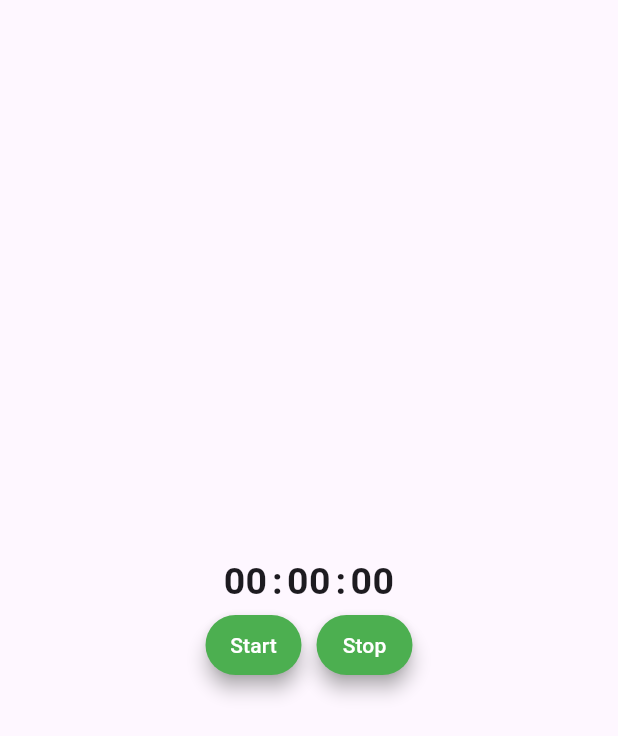
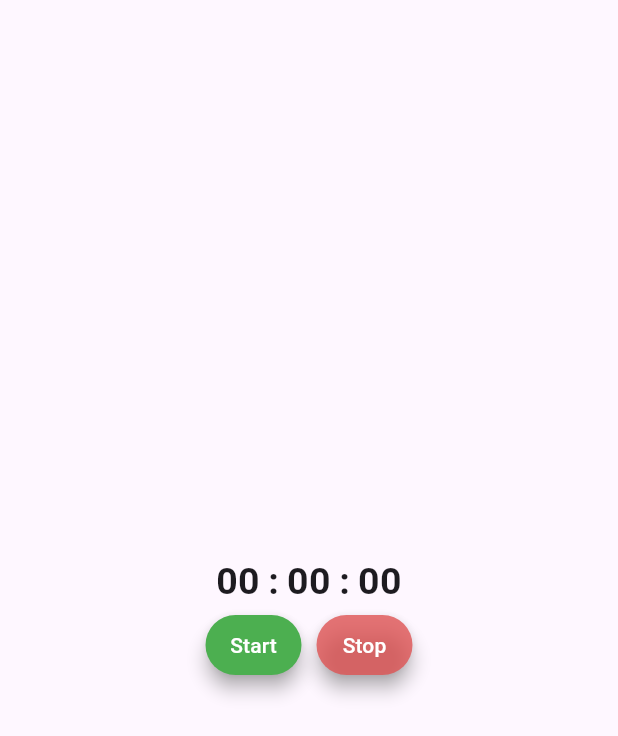
Before and after one commit to vipuludaay/stopwatch, a Flutter app: the screen it shows after launch, on a phone screen of 412 x 824 dp. Shown: the top 736 px of the screen. Run offline on Flutter 3.47's test engine with Material 3 defaults, Android fonts, the phone set to English and light mode, and no system bars.

Commit message:
fixed alignment issues

```diff
--- a/lib/main.dart
+++ b/lib/main.dart
@@ -102,7 +102,7 @@ class _StopwatchHomePageState extends State<StopwatchHomePage> {
                   crossAxisAlignment: CrossAxisAlignment.center,
                   children: [
                     SizedBox(
-                      width: 35,
+                      width: 40,
                       child: Text(
                         _formattedTime.split(':')[0],
                         textAlign: TextAlign.center,
@@ -126,7 +126,7 @@ class _StopwatchHomePageState extends State<StopwatchHomePage> {
                   crossAxisAlignment: CrossAxisAlignment.center,
                   children: [
                     SizedBox(
-                      width: 35,
+                      width: 40,
                       child: Text(
                         _formattedTime.split(':')[1],
                         textAlign: TextAlign.center,
@@ -147,7 +147,7 @@ class _StopwatchHomePageState extends State<StopwatchHomePage> {
                 ),
                 // Seconds
                 SizedBox(
-                  width: 35,
+                  width: 40,
                   child: Text(
                     _formattedTime.split(':')[2],
                     textAlign: TextAlign.center,
@@ -182,7 +182,7 @@ class _StopwatchHomePageState extends State<StopwatchHomePage> {
                   onPressed: _stopOrResetStopwatch,
                   style: ElevatedButton.styleFrom(
                     foregroundColor: Colors.white,
-                    backgroundColor: Colors.green, // Text color
+                    backgroundColor: Color(0xCADF5252), // Text color
                     shadowColor: Colors.grey, // Shadow color
                     elevation: 5,
                     padding: EdgeInsets.symmetric(horizontal: 10, vertical: 5),
```
Also changed, not shown: 1 other file.
